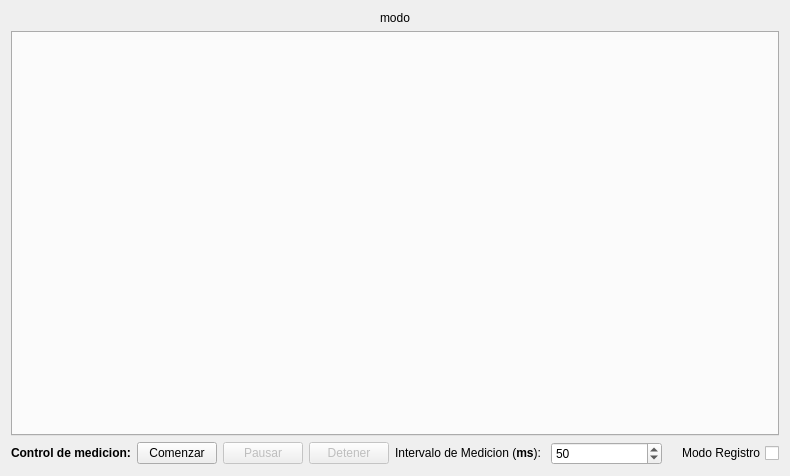
Before: the Qt Designer form gui/modoAdquisicionView.ui in SADyCUNGSIDEI/Software, drawn with Qt 5.
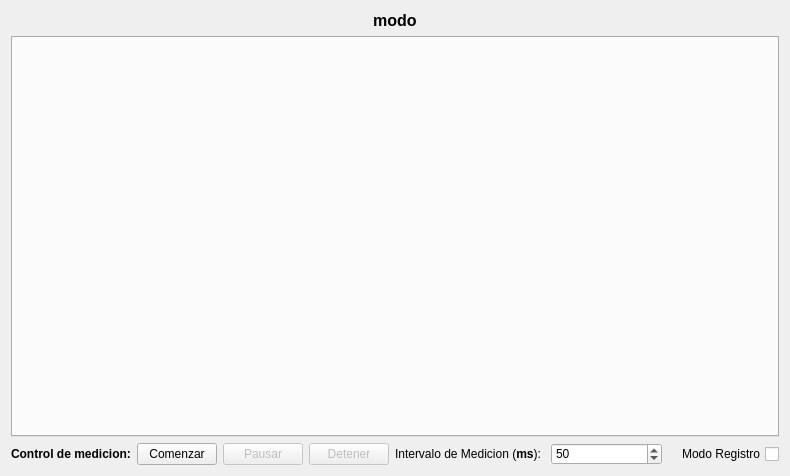
After: the same form once the commit is applied.

Commit message: Se implementaron los modos 3 y 4

```diff
--- a/gui/modoAdquisicionView.ui
+++ b/gui/modoAdquisicionView.ui
@@ -19,6 +19,13 @@
   <property name="windowTitle">
    <string>Form</string>
   </property>
+  <property name="styleSheet">
+   <string notr="true">#modo_lbl{
+font-size:12pt; 
+font-weight:600;
+}
+</string>
+  </property>
   <layout class="QHBoxLayout" name="horizontalLayout_2">
    <item>
     <layout class="QGridLayout" name="gridLayout">
@@ -56,6 +63,9 @@
      </item>
      <item row="0" column="0" colspan="5">
       <widget class="QLabel" name="modo_lbl">
+       <property name="styleSheet">
+        <string notr="true"/>
+       </property>
        <property name="text">
         <string>modo</string>
        </property>
```
The commit also changes 5 other files.
